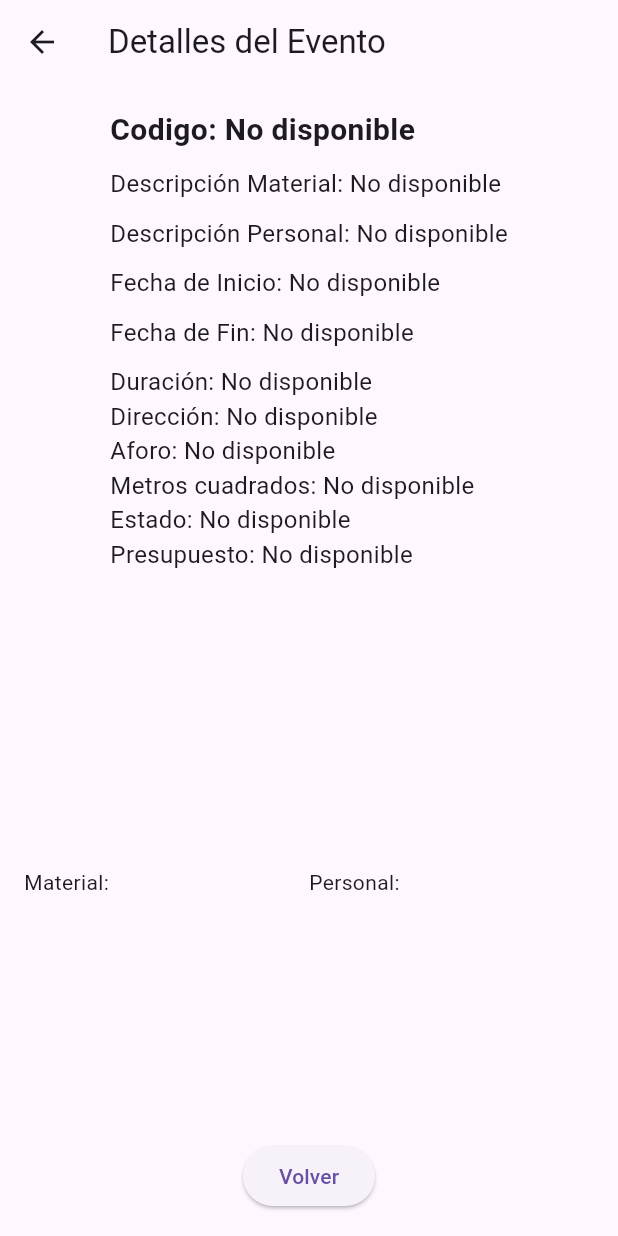
After one commit to cargarc/Tfg, a Flutter app: the EventDetailPage screen opened directly, on a phone screen of 412 x 824 dp. The commit adds this screen. Run offline on Flutter 3.47's test engine with Material 3 defaults, Android fonts, the phone set to English and light mode, and no system bars; our stand-ins replace flutter_secure_storage, pie_chart, shared_preferences, table_calendar; accounts and stored records are empty; network calls fail.

Commit message:
materialdetail

```diff
--- /dev/null
+++ b/lib/Pages/event_detail_page.dart
@@ -0,0 +1,103 @@
+import 'package:flutter/material.dart';
+import 'package:flutter_application_2/models/request_event.dart';
+
+class EventDetailPage extends StatefulWidget {
+  final RequestEvent? requestEvent;
+  const EventDetailPage({super.key, this.requestEvent});
+
+  @override
+  State<EventDetailPage> createState() => _EventDetailPageState();
+}
+
+class _EventDetailPageState extends State<EventDetailPage> {
+  @override
+  Widget build(BuildContext context) {
+    return Scaffold(
+      appBar: AppBar(
+        title: Text(widget.requestEvent?.cod ?? 'Detalles del Evento'),
+      ),
+      body: Padding(
+        padding: const EdgeInsets.all(16.0),
+        child: Column(
+          children: [
+            Expanded(
+              child: Column(
+                crossAxisAlignment: CrossAxisAlignment.start,
+                children: [
+                  Text(
+                    'Codigo: ${widget.requestEvent?.cod ?? 'No disponible'}',
+                    style: const TextStyle(
+                      fontSize: 20,
+                      fontWeight: FontWeight.bold,
+                    ),
+                  ),
+                  const SizedBox(height: 10),
+                  Text(
+                    'Descripción Material: ${widget.requestEvent?.descripcionMaterial ?? 'No disponible'}',
+                    style: const TextStyle(fontSize: 16),
+                  ),
+                  const SizedBox(height: 10),
+                  Text(
+                    'Descripción Personal: ${widget.requestEvent?.descripcionPersonal ?? 'No disponible'}',
+                    style: const TextStyle(fontSize: 16),
+                  ),
+                  const SizedBox(height: 10),
+                  Text(
+                    'Fecha de Inicio: ${widget.requestEvent?.fechaIni ?? 'No disponible'}',
+                    style: const TextStyle(fontSize: 16),
+                  ),
+                  const SizedBox(height: 10),
+                  Text(
+                    'Fecha de Fin: ${widget.requestEvent?.fechaFin ?? 'No disponible'}',
+                    style: const TextStyle(fontSize: 16),
+                  ),
+                  const SizedBox(height: 10),
+                  Text(
+                    'Duración: ${widget.requestEvent?.duracion ?? 'No disponible'}',
+                    style: const TextStyle(fontSize: 16),
+                  ),
+                  Text(
+                    'Dirección: ${widget.requestEvent?.direccion ?? 'No disponible'}',
+                    style: const TextStyle(fontSize: 16),
+                  ),
+                  Text(
+                    'Aforo: ${widget.requestEvent?.aforo ?? 'No disponible'}',
+                    style: const TextStyle(fontSize: 16),
+                  ),
+                  Text(
+                    'Metros cuadrados: ${widget.requestEvent?.m2 ?? 'No disponible'}',
+                    style: const TextStyle(fontSize: 16),
+                  ),
+                  Text(
+                    'Estado: ${widget.requestEvent?.estado ?? 'No disponible'}',
+                    style: const TextStyle(fontSize: 16),
+                  ),
+                  Text(
+                    'Presupuesto: ${widget.requestEvent?.presupuesto ?? 'No disponible'}',
+                    style: const TextStyle(fontSize: 16),
+                  ),
+                  const SizedBox(height: 20),
+                ],
+              ),
+            ),
+            Expanded(
+              child: Row(
+                mainAxisAlignment: MainAxisAlignment.spaceBetween,
+                children: [
+                  Expanded(child: Text('Material: ')),
+                  Expanded(child: Text('Personal:  ')),
+                ],
+              ),
+            ),
+            ElevatedButton(
+              onPressed: () {
+                Navigator.pop(context);
+              },
+              child: const Text('Volver'),
+            ),
+          ],
+        ),
+      ),
+    );
+  }
+}
--- a/lib/main.dart
+++ b/lib/main.dart
@@ -1,6 +1,7 @@
 import 'package:flutter/material.dart';
 import 'package:flutter_application_2/Pages/calendar_page.dart';
 import 'package:flutter_application_2/Pages/check_hours.dart';
+import 'package:flutter_application_2/Pages/event_page.dart';
 import 'package:flutter_application_2/Pages/login_page.dart';
 
 void main() => runApp(MyApp());
@@ -19,7 +20,7 @@ class MyApp extends StatelessWidget {
         '/almacen': (context) => Center(child: Text('Almacén')),
         '/personal': (context) => Center(child: Text('Personal')),
         '/tareas': (context) => Center(child: Text('Tareas')),
-        '/eventos': (context) => Center(child: Text('Gestión Eventos')),
+        '/eventos': (context) => EventsPage(),
         '/mensajes': (context) => Center(child: Text('Mensajes')),
         // Aquí puedes agregar más rutas si es necesario
       },
--- a/lib/models/event.dart
+++ b/lib/models/event.dart
@@ -8,7 +8,7 @@ class Event {
   final double coste;
   final double presupuestoInicial;
   final double presupuestoModificado;
-  final String estado;
+  final String? estado;
 
   Event({
     required this.cod,
@@ -42,7 +42,7 @@ class Event {
     return Event(
       cod: json['cod'],
       fechaIni: DateTime.parse(json['fechaIni']),
-      fechaFin: DateTime.parse(json['fechafin']),
+      fechaFin: DateTime.parse(json['fechaFin']),
       horaPrevistaIni: TimeOfDay(
         hour: int.parse(timeParts[0]),
         minute: int.parse(timeParts[1]),
@@ -50,7 +50,7 @@ class Event {
       coste: json['coste'].toDouble(),
       presupuestoInicial: json['presupuestoInicial'].toDouble(),
       presupuestoModificado: json['presupuestoModificado'].toDouble(),
-      estado: json['estado'],
+      estado: json['estado'] ?? '',
     );
   }
 }
--- /dev/null
+++ b/lib/models/request_event.dart
@@ -0,0 +1,65 @@
+class RequestEvent {
+  final String cod;
+  final String nombre;
+  final String descripcionMaterial;
+  final String descripcionPersonal;
+  final DateTime fechaIni;
+  final DateTime fechaFin;
+  final double duracion;
+  final String direccion;
+  final int aforo;
+  final double m2;
+  final String estado;
+  final double presupuesto;
+
+  RequestEvent({
+    required this.cod,
+    required this.nombre,
+    required this.descripcionMaterial,
+    required this.descripcionPersonal,
+    required this.fechaIni,
+    required this.fechaFin,
+    required this.duracion,
+    required this.direccion,
+    required this.aforo,
+    required this.m2,
+    required this.estado,
+    required this.presupuesto,
+  });
+
+  @override
+  // Convert event to JSON
+  Map<String, dynamic> toJson() {
+    return {
+      'cod': cod,
+      'nombre': nombre,
+      'descripcionMaterial': descripcionMaterial,
+      'descrpcionPersonal': descripcionPersonal,
+      'fechaIni': fechaIni.toIso8601String(),
+      'fechaFin': fechaFin.toIso8601String(),
+      'duracion': duracion,
+      'direccion': direccion,
+      'aforo': aforo,
+      'm2': m2,
+      'estado': estado,
+      'presupuesto': presupuesto,
+    };
+  }
+
+  factory RequestEvent.fromJson(Map<String, dynamic> json) {
+    return RequestEvent(
+      cod: json['cod'],
+      nombre: json['nombre'],
+      descripcionMaterial: json['descripcionMaterial'],
+      descripcionPersonal: json['descripcionPersonal'],
+      fechaIni: DateTime.parse(json['fechaIni']),
+      fechaFin: DateTime.parse(json['fechaFin']),
+      duracion: json['duracion'].toDouble(),
+      direccion: json['direccion'],
+      aforo: json['aforo'],
+      m2: json['m2'].toDouble(),
+      estado: json['estado'] ?? '',
+      presupuesto: json['presupuesto'].toDouble(),
+    );
+  }
+}
```
Also changed, not shown: lib/Pages/calendar_page.dart (+17 -11 lines), lib/Pages/event_page.dart (added, +143 -0 lines), lib/Pages/login_page.dart (+7 -5 lines), lib/service/event-service.dart (+75 -7 lines), 1 other file.
